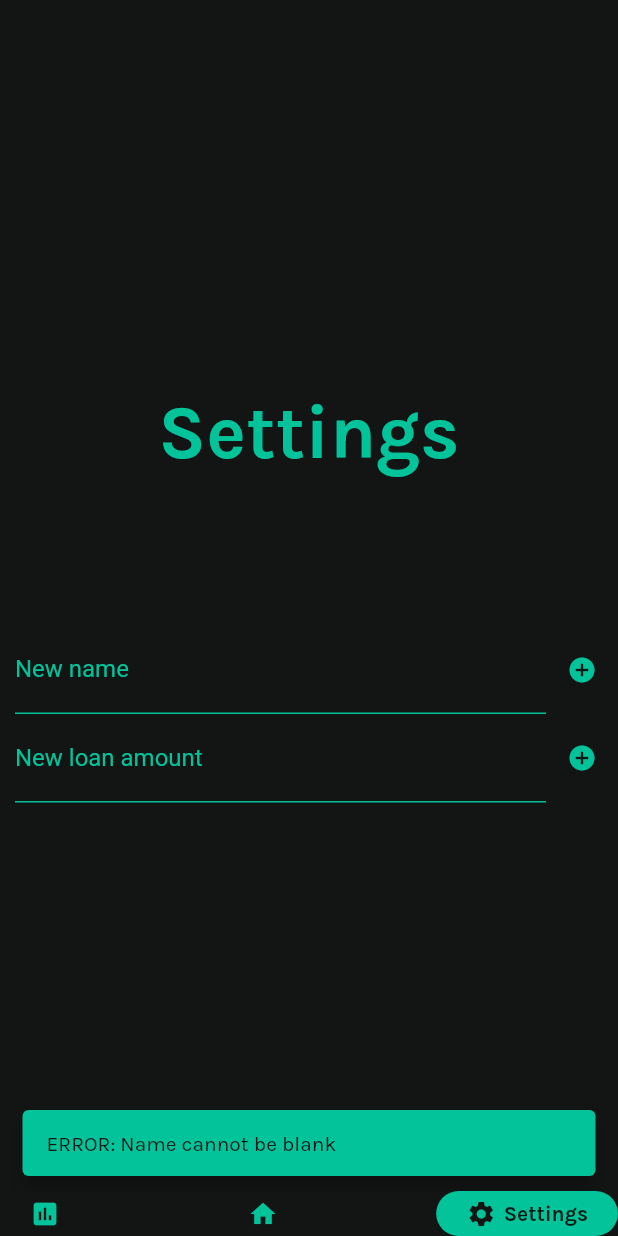
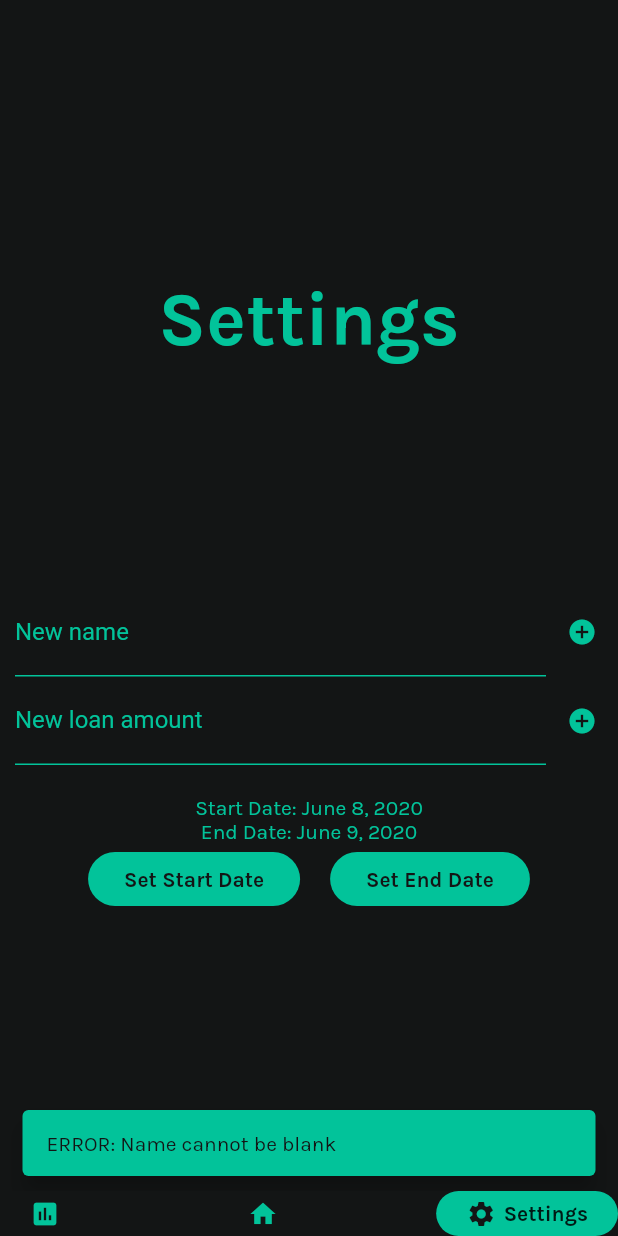
Before and after one commit to LucasBourne/Budgitt, a Flutter app: the FirstScreen screen opened directly, item 3 of the bottom bar chosen, after a tap on the "add circle" icon, on a phone screen of 412 x 824 dp. Run offline on Flutter 3.47's test engine with Material 2 defaults, Android fonts, the phone set to English and light mode, and no system bars; drawn by our look-alikes of google_nav_bar; our stand-ins replace firebase_auth, firebase_database, google_fonts, google_sign_in; accounts and stored records are empty.

Commit message:
Added start and end date functionality to settings screen

```diff
--- a/lib/home_screen_views/main_page.dart
+++ b/lib/home_screen_views/main_page.dart
@@ -16,6 +16,7 @@ class MainScreenState extends State<MainScreen>
 {
   static Map<dynamic, dynamic> values = new Map<dynamic, dynamic>();
   final dbRef = FirebaseDatabase.instance.reference();
+  bool loanActive = false;
 
   void showSnackBar(String message)
   {
@@ -79,54 +80,47 @@ class MainScreenState extends State<MainScreen>
     String dateCode = date.year.toString() + "-" + weekNumber.toString();
     return dateCode;
   }
-  //Works out remaining spend per week over the entire length of the tenancy
-  double getAverageRemainingPerWeek()
+  //Works out remaining spend per week based on how far through the tennancy the user is
+  String getRemainingPerWeek()
   {
-    DateTime startDate;
-    DateTime endDate;
+    DateTime loanStart;
+    DateTime loanEnd;
+    DateTime durationStart;
     int loanDuration;
     double loanAmount;
-    double spendPerWeek;
+    String spendPerWeek;
     if(values["iDat"] != null && values["oDat"] != null)
     {
-      startDate = DateTime.parse(values["iDat"]);
-      endDate = DateTime.parse(values["oDat"]);
-      loanDuration = endDate.difference(startDate).inDays;
+      loanStart = DateTime.parse(values["iDat"]);
+      loanEnd = DateTime.parse(values["oDat"]);
+      if(DateTime.now().isBefore(loanStart))
+      {
+        loanActive = false;
+        return "Your loan has not yet been paid.";
+      }
+      else if(DateTime.now().isAfter(loanEnd))
+      {
+        loanActive = false;
+        return "You've reached your end date. Well done!";
+      }
+      else
+      {
+        loanActive = true;
+        durationStart = DateTime.now();
+        loanDuration = loanEnd.difference(durationStart).inDays;
 
-      if(values["loan"] != null)
-      {
-        loanAmount = double.parse(values["loan"].toString());
-        int loanDurationInWeeks = (loanDuration / 7).ceil();
-        spendPerWeek = double.parse((loanAmount / loanDurationInWeeks).toStringAsFixed(2));
-        return spendPerWeek;
+        if(values["loan"] != null)
+        {
+          loanAmount = double.parse(values["loan"].toString());
+          int loanDurationInWeeks = (loanDuration / 7).ceil();
+          spendPerWeek = (loanAmount / loanDurationInWeeks).toStringAsFixed(2);
+          return "£" + spendPerWeek;
+        }
       }
     }
     return null;
   }
-  //Works out remaining spend per week based on how far through the tennancy the user is
-  double getActualRemainingPerWeek()
-  {
-    DateTime startDate;
-    DateTime endDate;
-    int loanDuration;
-    double loanAmount;
-    double spendPerWeek;
-    if(values["iDat"] != null && values["oDat"] != null)
-    {
-      startDate = DateTime.now();
-      endDate = DateTime.parse(values["oDat"]);
-      loanDuration = endDate.difference(startDate).inDays;
 
-      if(values["loan"] != null)
-      {
-        loanAmount = double.parse(values["loan"].toString());
-        int loanDurationInWeeks = (loanDuration / 7).ceil();
-        spendPerWeek = double.parse((loanAmount / loanDurationInWeeks).toStringAsFixed(2));
-        return spendPerWeek;
-      }
-    }
-    return null;
-  }
   void writeData(double newLoanAmount)
   {
     dbRef.child(userID).set({
@@ -141,28 +135,11 @@ class MainScreenState extends State<MainScreen>
       readData();
     });
   }
-  void updateData(double newLoanAmount)
-  {
-    dbRef.child(userID).update({
-      "loan" : newLoanAmount,
-    });
-    setState(() {
-      readData();
-    });
-  }
   void readData()
   {
     dbRef.child(userID).once().then((DataSnapshot ds)
     {
       values = ds.value;
-      if (values != null)
-      {
-        print(values["loan"]);
-      }
-      else
-      {
-        print("loan amount not set");
-      }
       setState(() {});
     });
   }
@@ -181,10 +158,10 @@ class MainScreenState extends State<MainScreen>
   {
     if (values != null)
     {
-      if (values.length != 0)
+      if (values.containsKey("loan"))
       {
         return Text(
-          ("£" + getActualRemainingPerWeek().toString()),
+          getRemainingPerWeek(),
           style: GoogleFonts.karla(
             color: accentColour,
           ),
@@ -192,9 +169,21 @@ class MainScreenState extends State<MainScreen>
       }
     }
     return Text(
-      ("Loan amount not set"),
+      ("Set up account in Settings"),
       style: GoogleFonts.karla(
-        color: Colors.red[700],
+        color: accentColour,
+      ),
+    );
+  }
+
+  Text _title()
+  {
+    return Text(
+      "Home",
+      style: GoogleFonts.karla(
+        fontSize: 50,
+        color: accentColour,
+        fontWeight: FontWeight.bold,
       ),
     );
   }
@@ -206,6 +195,7 @@ class MainScreenState extends State<MainScreen>
             mainAxisAlignment: MainAxisAlignment.center,
             mainAxisSize: MainAxisSize.max,
             children: <Widget>[
+              _title(),
               Text(
                 (writeGreeting() + ", " + writeName()),
                 style: GoogleFonts.karla(
@@ -213,21 +203,7 @@ class MainScreenState extends State<MainScreen>
                   fontStyle: FontStyle.italic,
                 ),
               ),
-              SizedBox(height: 40),
-              Text(
-                'EMAIL',
-                style: GoogleFonts.karla(
-                  color: accentColour,
-                  fontWeight: FontWeight.bold,
-                ),
-              ),
-              Text(
-                email,
-                style: GoogleFonts.karla(
-                  color: accentColour,
-                ),
-              ),
-              SizedBox(height: 20),
+              SizedBox(height: 100),
               Text(
                 'REMAINING WEEKLY SPEND:',
                 style: GoogleFonts.karla(
@@ -236,7 +212,7 @@ class MainScreenState extends State<MainScreen>
                 ),
               ),
               showLoanAmount(),
-              SizedBox(height: 40),
+              SizedBox(height: 10),
               RaisedButton(
               onPressed: () {
                 if (values != null)
@@ -277,13 +253,6 @@ class MainScreenState extends State<MainScreen>
               },
             ),
             RaisedButton(
-              child: Text("Update Data"),
-              onPressed: ()
-              {
-                updateData(750);
-              },
-            ),
-            RaisedButton(
               child: Text("Delete Data"),
               onPressed: ()
               {
--- a/lib/home_screen_views/settings_page.dart
+++ b/lib/home_screen_views/settings_page.dart
@@ -1,6 +1,7 @@
 import 'package:flutter/material.dart';
 import 'package:google_fonts/google_fonts.dart';
 import 'package:firebase_database/firebase_database.dart';
+import 'package:intl/intl.dart';
 
 import '../home_screen.dart';
 import '../sign_in.dart';
@@ -13,6 +14,9 @@ class SettingsScreen extends StatefulWidget
 
 TextEditingController nameController = new TextEditingController();
 TextEditingController loanController = new TextEditingController();
+
+DateTime startDate = DateTime.now();
+DateTime endDate = DateTime.now().add(new Duration(days: 1));
 
 class SettingsScreenState extends State<SettingsScreen>
 {
@@ -97,6 +101,54 @@ class SettingsScreenState extends State<SettingsScreen>
       nameController.clear();
       });
     }
+  }
+
+  String getDateString(DateTime date)
+  {
+    String year = date.year.toString();
+    String month = "";
+    String day = "";
+    if (date.month.toString().length < 2)
+    {
+      month = "0" + date.month.toString();
+    }
+    else
+    {
+      month = date.month.toString();
+    }
+    if (date.day.toString().length < 2)
+    {
+      day = "0" + date.day.toString();
+    }
+    else
+    {
+      day = date.day.toString();
+    }
+    return year + month + day;
+  }
+
+  void updateStartDate(DateTime newDate, String dateKey, bool startDate)
+  {
+    String newDateString = getDateString(newDate);
+    String snackBarString = "";
+    if (startDate)
+    {
+      snackBarString = "Start ";
+    }
+    else
+    {
+      snackBarString = "End ";
+    }
+    snackBarString += "date updated successfully";
+
+    dbRef.child(userID).update({
+      dateKey : newDateString,
+    });
+    setState(()
+    {
+      readData();
+      showSnackBar(snackBarString);
+    });
   }
 
   void updateLoan()
@@ -208,6 +260,96 @@ class SettingsScreenState extends State<SettingsScreen>
     );
   }
 
+  RaisedButton _pickStartDateButton()
+  {
+    return RaisedButton(
+      onPressed: () {
+        showDatePicker(
+          context: context,
+          initialDate: startDate,
+          firstDate: DateTime.now().subtract(new Duration(days: 1000)),
+          lastDate: startDate.add(new Duration(days: 1000)),
+        ).then((date) {
+          setState(() {
+            if(date != null)
+            {
+              startDate = date;
+              updateStartDate(date, "iDat", true);
+              if(endDate.isBefore(startDate))
+              {
+                endDate = startDate.add(new Duration(days: 1));
+              }
+            }
+          });
+        });
+      },
+      color: accentColour,
+      child: Padding(
+        padding: const EdgeInsets.all(8.0),
+        child: Text(
+          "Set Start Date",
+          style: GoogleFonts.karla(
+            color: backgroundColour,
+            fontWeight: FontWeight.bold
+          ),
+        ),
+      ),
+      elevation: 0,
+      shape: RoundedRectangleBorder(
+        borderRadius: BorderRadius.circular(40)
+      ),
+    );
+  }
+
+  RaisedButton _pickEndDateButton()
+  {
+    return RaisedButton(
+      onPressed: () {
+        showDatePicker(
+          context: context,
+          initialDate: endDate,
+          firstDate: startDate.add(new Duration(days: 1)),
+          lastDate: startDate.add(new Duration(days: 1000)),
+        ).then((date) {
+          setState(() {
+            if(date != null)
+            {
+              endDate = date;
+              updateStartDate(date, "oDat", false);
+            }
+          });
+        });
+      },
+      color: accentColour,
+      child: Padding(
+        padding: const EdgeInsets.all(8.0),
+        child: Text(
+          "Set End Date",
+          style: GoogleFonts.karla(
+            color: backgroundColour,
+            fontWeight: FontWeight.bold
+          ),
+        ),
+      ),
+      elevation: 0,
+      shape: RoundedRectangleBorder(
+        borderRadius: BorderRadius.circular(40)
+      ),
+    );
+  }
+
+  Row _changeDateSetting()
+  {
+    return Row(
+      mainAxisAlignment: MainAxisAlignment.center,
+      children: <Widget>[
+        _pickStartDateButton(),
+        SizedBox(width: 20,),
+        _pickEndDateButton(),
+      ]
+    );
+  }
+
   Text _title()
   {
     return Text(
@@ -220,6 +362,40 @@ class SettingsScreenState extends State<SettingsScreen>
     );
   }
 
+  Widget _showStartDate()
+  {
+    if (values != null)
+    {
+      if (values.containsKey("iDat"))
+      {
+        startDate = DateTime.parse(values["iDat"]);
+      }
+    }
+    return Text(
+      ("Start Date: " + DateFormat("yMMMMd").format(startDate)),
+      style: GoogleFonts.karla(
+        color: accentColour,
+      ),
+    );
+  }
+
+  Widget _showEndDate()
+  {
+    if (values != null)
+    {
+      if (values.containsKey("oDat"))
+      {
+        endDate = DateTime.parse(values["oDat"]);
+      }
+    }
+    return Text(
+      ("End Date: " + DateFormat("yMMMMd").format(endDate)),
+      style: GoogleFonts.karla(
+        color: accentColour,
+      ),
+    );
+  }
+
   Center _mainColumn()
   {
     return Center(
@@ -228,9 +404,13 @@ class SettingsScreenState extends State<SettingsScreen>
         mainAxisSize: MainAxisSize.max,
         children: <Widget>[
           _title(),
-          SizedBox(height: 100),
+          SizedBox(height: 150),
           _changeNameSetting(),
           _changeLoanSetting(),
+          SizedBox(height: 20),
+          _showStartDate(),
+          _showEndDate(),
+          _changeDateSetting(),
         ],
       ),
     );
```
